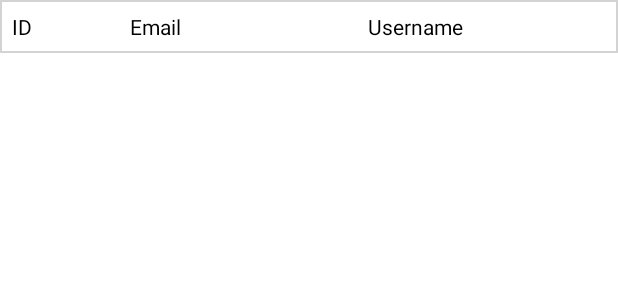
After one commit to SolomiiaMatiichuk/ContainerFullnessMonitoring, an Android app: the layout user_item.xml on its own in the app's theme, with its tools: preview values and no code run, on a phone screen of 412 x 824 dp. The commit adds this screen. Shown: the top 300 px of the screen. Run offline under Robolectric (Android 15) with nearby library versions, the phone set to English and light mode, and no system bars.

Commit message:
add possibility to view all users while configuring

```diff
--- a/AndroidApplication/app/src/main/java/com/example/myapplication/ui/welcome/LoginActivity.java
+++ b/AndroidApplication/app/src/main/java/com/example/myapplication/ui/welcome/LoginActivity.java
@@ -70,6 +70,7 @@ public class LoginActivity extends AppCompatActivity {
                                     .putString("real_name", response.body().getRealName()) // Assuming getRealName() is available
                                     .putString("email", response.body().getEmail())       // Assuming getEmail() is available
                                     .putString("role", response.body().getRole())
+                                    .putString("id", response.body().getId())
                                     .apply();
 
                             // Navigate to MainActivity
--- a/AndroidApplication/app/src/main/java/com/example/myapplication/ui/welcome/LoginResponse.java
+++ b/AndroidApplication/app/src/main/java/com/example/myapplication/ui/welcome/LoginResponse.java
@@ -6,6 +6,8 @@ public class LoginResponse {
     private String email;
 
     private String role;
+
+    private String id;
 
     public String getAccessToken() {
         return access_token;
@@ -26,4 +28,8 @@ public class LoginResponse {
     public String getRole() {
         return role;
     }
+
+    public String getId() {
+        return id;
+    }
 }
--- /dev/null
+++ b/AndroidApplication/app/src/main/res/drawable/item_border.xml
@@ -0,0 +1,5 @@
+<!-- res/drawable/item_border.xml -->
+<shape xmlns:android="http://schemas.android.com/apk/res/android">
+    <solid android:color="#FFFFFF" />
+    <stroke android:width="1dp" android:color="#D3D3D3" />
+</shape>
--- /dev/null
+++ b/AndroidApplication/app/src/main/res/layout/user_item.xml
@@ -0,0 +1,32 @@
+<?xml version="1.0" encoding="utf-8"?>
+<LinearLayout xmlns:android="http://schemas.android.com/apk/res/android"
+    android:layout_width="match_parent"
+    android:layout_height="wrap_content"
+    android:orientation="horizontal"
+    android:padding="8dp"
+    android:background="@drawable/item_border">
+
+    <TextView
+        android:id="@+id/user_id_text"
+        android:layout_width="0dp"
+        android:layout_height="wrap_content"
+        android:layout_weight="1"
+        android:text="ID"
+        android:textColor="#000000" />
+
+    <TextView
+        android:id="@+id/user_email_text"
+        android:layout_width="0dp"
+        android:layout_height="wrap_content"
+        android:layout_weight="2"
+        android:text="Email"
+        android:textColor="#000000" />
+
+    <TextView
+        android:id="@+id/user_username_text"
+        android:layout_width="0dp"
+        android:layout_height="wrap_content"
+        android:layout_weight="2"
+        android:text="Username"
+        android:textColor="#000000" />
+</LinearLayout>
```
Also changed, not shown: AndroidApplication/app/src/main/java/com/example/myapplication/ui/bluetooth/ApiClient.java (added, +18 -0 lines), AndroidApplication/app/src/main/java/com/example/myapplication/ui/bluetooth/ApiService.java (added, +11 -0 lines), AndroidApplication/app/src/main/java/com/example/myapplication/ui/bluetooth/BluetoothFragment.java (+42 -2 lines), AndroidApplication/app/src/main/java/com/example/myapplication/ui/bluetooth/User.java (added, +40 -0 lines), AndroidApplication/app/src/main/java/com/example/myapplication/ui/bluetooth/UserAdapter.java (added, +60 -0 lines), AndroidApplication/app/src/main/java/com/example/myapplication/ui/home/HomeFragment.java (+36 -4 lines), AndroidApplication/app/src/main/res/layout/popup_user_id.xml (+41 -0 lines), 2 other files.
